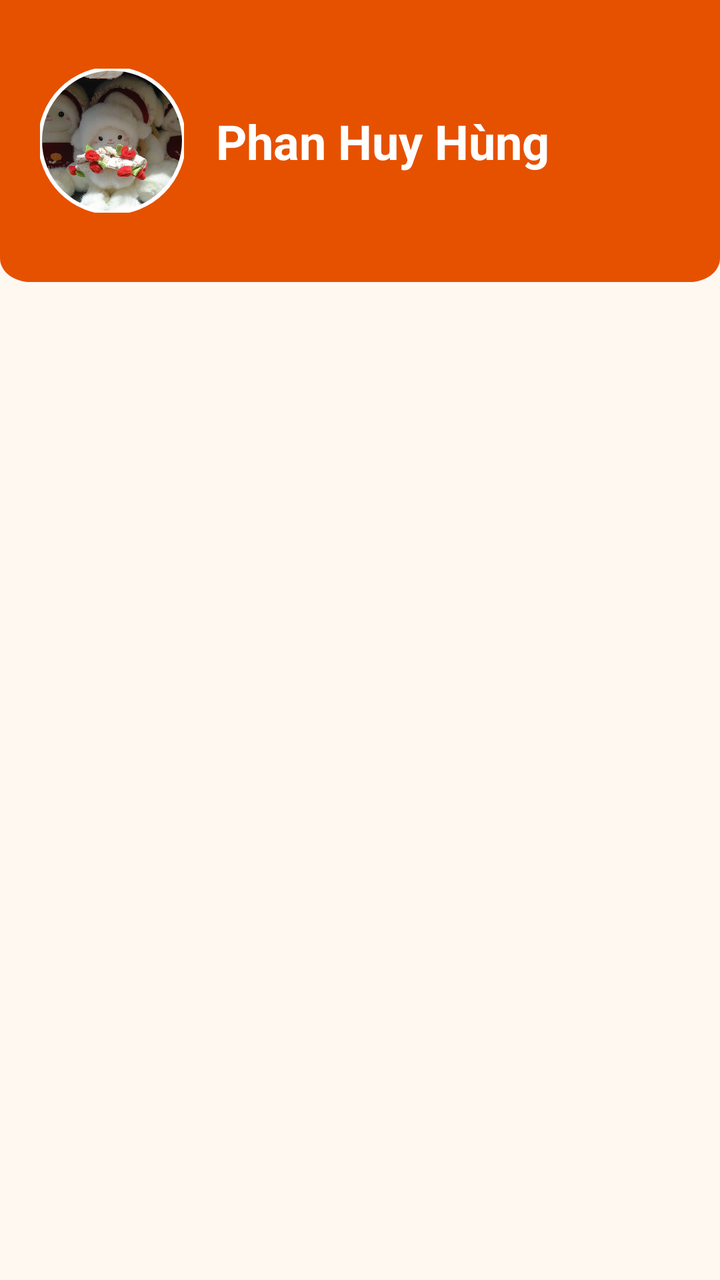
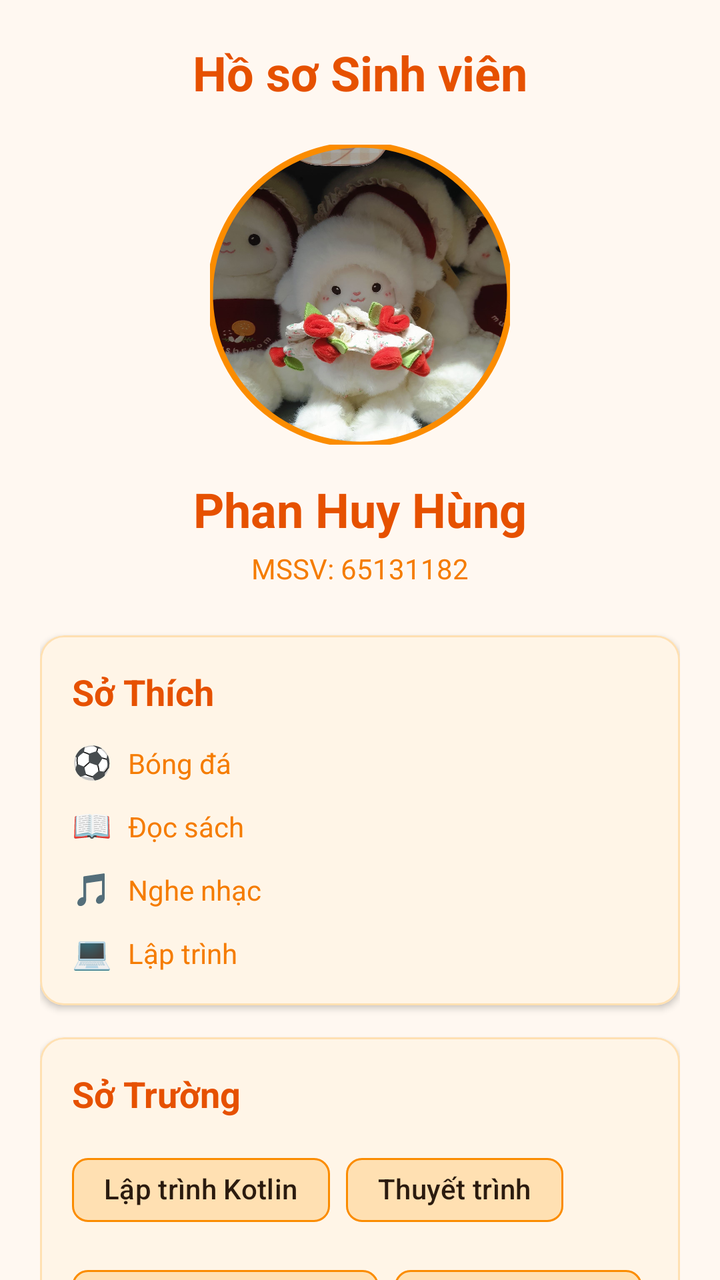

Compare the two renders of this Android layout. The source of the first and the diff that turns it into the second are given below.
<!-- AndroidManifest.xml: application theme Theme.KiemTraGK_65131182 -->
<!-- res/layout/fragment_bai4.xml -->
<?xml version="1.0" encoding="utf-8"?>
<LinearLayout xmlns:android="http://schemas.android.com/apk/res/android"
    xmlns:app="http://schemas.android.com/apk/res-auto"
    xmlns:tools="http://schemas.android.com/tools"
    android:layout_width="match_parent"
    android:layout_height="match_parent"
    android:background="@color/brand_background"
    android:orientation="vertical"
    tools:context=".Bai4Fragment">
    
    <FrameLayout
        android:layout_width="match_parent"
        android:layout_height="141dp"
        android:background="@drawable/background_orin">
        <LinearLayout
            android:layout_width="match_parent"
            android:layout_height="match_parent"
            android:gravity="bottom"
            android:orientation="horizontal"
            android:paddingStart="20dp"
            android:paddingEnd="20dp">
            <com.google.android.material.imageview.ShapeableImageView
                android:layout_width="72dp"
                android:layout_height="72dp"
                android:layout_gravity="center_vertical"
                android:contentDescription="Avatar"
                android:scaleType="centerCrop"
                android:src="@drawable/avata"
                app:shapeAppearanceOverlay="@style/CircleImageShapeAppearance"
                app:strokeColor="@color/white"
                app:strokeWidth="2dp" />
            <TextView
                android:layout_width="0dp"
                android:layout_height="wrap_content"
                android:layout_gravity="center_vertical"
                android:layout_marginStart="16dp"
                android:layout_weight="1"
                android:text="Phan Huy Hùng"
                android:textColor="@color/white"
                android:textSize="24sp"
                android:textStyle="bold" />
        </LinearLayout>
    </FrameLayout>
    
    <androidx.core.widget.NestedScrollView
        android:layout_width="match_parent"
        android:layout_height="0dp"
        android:layout_weight="1"
        android:fillViewport="true">
        <LinearLayout
            android:layout_width="match_parent"
            android:layout_height="wrap_content"
            android:orientation="vertical"
            android:padding="20dp">
            
        </LinearLayout>
    </androidx.core.widget.NestedScrollView>
</LinearLayout>
<!-- resources referenced by this layout -->
<resources>
  <color name="brand_background">#FFF8F1</color>
  <color name="white">#FFFFFFFF</color>
  <!-- drawable avata: jpg bitmap (drawable, 167840 bytes) -->
  <!-- drawable background_orin (drawable) -->
  <?xml version="1.0" encoding="utf-8"?>
  <vector xmlns:android="http://schemas.android.com/apk/res/android"
      android:width="375dp"
      android:height="190dp"
      android:viewportWidth="375"
      android:viewportHeight="190">
      <path
          android:fillColor="@color/orange_900"
          android:pathData="M0,0h375v174c0,8.84-7.16,16-16,16h-343c-8.84,0-16-7.16-16-16z"/>
  </vector>
  <style name="CircleImageShapeAppearance">
          <item name="cornerFamily">rounded</item>
          <item name="cornerSize">50%</item>
      </style>
  <style name="Theme.KiemTraGK_65131182" parent="Base.Theme.KiemTraGK_65131182" />
  <color name="orange_900">#E65100</color>
  <style name="Base.Theme.KiemTraGK_65131182" parent="Theme.Material3.DayNight.NoActionBar">
          <item name="colorPrimary">@color/orange_500</item>
          <item name="colorOnPrimary">@color/white</item>
          <item name="colorPrimaryContainer">@color/orange_100</item>
          <item name="colorOnPrimaryContainer">@color/orange_900</item>
  
          <item name="colorSecondary">@color/orange_700</item>
          <item name="colorOnSecondary">@color/white</item>
          <item name="colorSecondaryContainer">@color/orange_50</item>
          <item name="colorOnSecondaryContainer">@color/orange_900</item>
  
          <item name="colorTertiary">@color/orange_400</item>
          <item name="colorOnTertiary">@color/white</item>
  
          <item name="android:colorBackground">@color/brand_background</item>
          <item name="colorSurface">@color/brand_surface</item>
          <item name="colorOnSurface">@color/brand_on_background</item>
      </style>
  <color name="orange_500">#FF9800</color>
  <color name="orange_100">#FFE0B2</color>
  <color name="orange_700">#F57C00</color>
  <color name="orange_50">#FFF3E0</color>
  <color name="orange_400">#FFA726</color>
  <color name="brand_surface">#FFFDF9</color>
  <color name="brand_on_background">#2B1B0F</color>
</resources>

<!-- the commit's change to res/layout/fragment_bai4.xml (unified diff, before → after) -->
@@ -8,44 +8,9 @@
     android:orientation="vertical"
     tools:context=".Bai4Fragment">
     
-    <FrameLayout
-        android:layout_width="match_parent"
-        android:layout_height="141dp"
-        android:background="@drawable/background_orin">
-        <LinearLayout
-            android:layout_width="match_parent"
-            android:layout_height="match_parent"
-            android:gravity="bottom"
-            android:orientation="horizontal"
-            android:paddingStart="20dp"
-            android:paddingEnd="20dp">
-            <com.google.android.material.imageview.ShapeableImageView
-                android:layout_width="72dp"
-                android:layout_height="72dp"
-                android:layout_gravity="center_vertical"
-                android:contentDescription="Avatar"
-                android:scaleType="centerCrop"
-                android:src="@drawable/avata"
-                app:shapeAppearanceOverlay="@style/CircleImageShapeAppearance"
-                app:strokeColor="@color/white"
-                app:strokeWidth="2dp" />
-            <TextView
-                android:layout_width="0dp"
-                android:layout_height="wrap_content"
-                android:layout_gravity="center_vertical"
-                android:layout_marginStart="16dp"
-                android:layout_weight="1"
-                android:text="Phan Huy Hùng"
-                android:textColor="@color/white"
-                android:textSize="24sp"
-                android:textStyle="bold" />
-        </LinearLayout>
-    </FrameLayout>
-    
     <androidx.core.widget.NestedScrollView
         android:layout_width="match_parent"
-        android:layout_height="0dp"
-        android:layout_weight="1"
+        android:layout_height="match_parent"
         android:fillViewport="true">
         <LinearLayout
             android:layout_width="match_parent"
@@ -53,6 +18,216 @@
             android:orientation="vertical"
             android:padding="20dp">
             
+            <TextView
+                android:layout_width="match_parent"
+                android:layout_height="wrap_content"
+                android:text="Hồ sơ Sinh viên"
+                android:textSize="24sp"
+                android:textStyle="bold"
+                android:textColor="@color/orange_900"
+                android:gravity="center"
+                android:layout_marginBottom="20dp" />
+            
+            <com.google.android.material.imageview.ShapeableImageView
+                android:layout_width="150dp"
+                android:layout_height="150dp"
+                android:layout_gravity="center_horizontal"
+                android:contentDescription="Avatar"
+                android:scaleType="centerCrop"
+                android:src="@drawable/avata"
+                app:shapeAppearanceOverlay="@style/CircleImageShapeAppearance"
+                app:strokeColor="@color/orange_600"
+                app:strokeWidth="3dp"
+                android:layout_marginBottom="16dp" />
+            
+            <TextView
+                android:layout_width="match_parent"
+                android:layout_height="wrap_content"
+                android:text="Phan Huy Hùng"
+                android:textSize="24sp"
+                android:textStyle="bold"
+                android:textColor="@color/orange_900"
+                android:gravity="center"
+                android:layout_marginBottom="4dp" />
+            
+            <TextView
+                android:layout_width="match_parent"
+                android:layout_height="wrap_content"
+                android:text="MSSV: 65131182"
+                android:textSize="14sp"
+                android:textColor="@color/orange_700"
+                android:gravity="center"
+                android:layout_marginBottom="24dp" />
+            
+            <com.google.android.material.card.MaterialCardView
+                android:layout_width="match_parent"
+                android:layout_height="wrap_content"
+                android:layout_marginBottom="16dp"
+                app:cardCornerRadius="12dp"
+                app:cardBackgroundColor="@color/brand_surface"
+                app:cardElevation="2dp"
+                app:strokeColor="@color/orange_100"
+                app:strokeWidth="1dp">
+                <LinearLayout
+                    android:layout_width="match_parent"
+                    android:layout_height="wrap_content"
+                    android:orientation="vertical"
+                    android:padding="16dp">
+                    <TextView
+                        android:layout_width="match_parent"
+                        android:layout_height="wrap_content"
+                        android:text="Sở Thích"
+                        android:textSize="18sp"
+                        android:textStyle="bold"
+                        android:textColor="@color/orange_900"
+                        android:layout_marginBottom="12dp" />
+                    
+                    <LinearLayout
+                        android:layout_width="match_parent"
+                        android:layout_height="wrap_content"
+                        android:orientation="horizontal"
+                        android:layout_marginBottom="10dp">
+                        <TextView
+                            android:layout_width="wrap_content"
+                            android:layout_height="wrap_content"
+                            android:text="⚽"
+                            android:textSize="16sp"
+                            android:layout_marginEnd="8dp" />
+                        <TextView
+                            android:layout_width="wrap_content"
+                            android:layout_height="wrap_content"
+                            android:text="Bóng đá"
+                            android:textSize="14sp"
+                            android:textColor="@color/orange_700" />
+                    </LinearLayout>
+                    
+                    <LinearLayout
+                        android:layout_width="match_parent"
+                        android:layout_height="wrap_content"
+                        android:orientation="horizontal"
+                        android:layout_marginBottom="10dp">
+                        <TextView
+                            android:layout_width="wrap_content"
+                            android:layout_height="wrap_content"
+                            android:text="📖"
+                            android:textSize="16sp"
+                            android:layout_marginEnd="8dp" />
+                        <TextView
+                            android:layout_width="wrap_content"
+                            android:layout_height="wrap_content"
+                            android:text="Đọc sách"
+                            android:textSize="14sp"
+                            android:textColor="@color/orange_700" />
+                    </LinearLayout>
+                    
+                    <LinearLayout
+                        android:layout_width="match_parent"
+                        android:layout_height="wrap_content"
+                        android:orientation="horizontal"
+                        android:layout_marginBottom="10dp">
+                        <TextView
+                            android:layout_width="wrap_content"
+                            android:layout_height="wrap_content"
+                            android:text="🎵"
+                            android:textSize="16sp"
+                            android:layout_marginEnd="8dp" />
+                        <TextView
+                            android:layout_width="wrap_content"
+                            android:layout_height="wrap_content"
+                            android:text="Nghe nhạc"
+                            android:textSize="14sp"
+                            android:textColor="@color/orange_700" />
+                    </LinearLayout>
+                    
+                    <LinearLayout
+                        android:layout_width="match_parent"
+                        android:layout_height="wrap_content"
+                        android:orientation="horizontal">
+                        <TextView
+                            android:layout_width="wrap_content"
+                            android:layout_height="wrap_content"
+                            android:text="💻"
+                            android:textSize="16sp"
+                            android:layout_marginEnd="8dp" />
+                        <TextView
+                            android:layout_width="wrap_content"
+                            android:layout_height="wrap_content"
+                            android:text="Lập trình"
+                            android:textSize="14sp"
+                            android:textColor="@color/orange_700" />
+                    </LinearLayout>
+                </LinearLayout>
+            </com.google.android.material.card.MaterialCardView>
+            
+            <com.google.android.material.card.MaterialCardView
+                android:layout_width="match_parent"
+                android:layout_height="wrap_content"
+                app:cardCornerRadius="12dp"
+                app:cardBackgroundColor="@color/brand_surface"
+                app:cardElevation="2dp"
+                app:strokeColor="@color/orange_100"
+                app:strokeWidth="1dp">
+                <LinearLayout
+                    android:layout_width="match_parent"
+                    android:layout_height="wrap_content"
+                    android:orientation="vertical"
+                    android:padding="16dp">
+                    <TextView
+                        android:layout_width="match_parent"
+                        android:layout_height="wrap_content"
+                        android:text="Sở Trường"
+                        android:textSize="18sp"
+                        android:textStyle="bold"
+                        android:textColor="@color/orange_900"
+                        android:layout_marginBottom="12dp" />
+                    
+                    <com.google.android.material.chip.ChipGroup
+                        android:layout_width="match_parent"
+                        android:layout_height="wrap_content"
+                        app:singleLine="false">
+                        <com.google.android.material.chip.Chip
+                            android:layout_width="wrap_content"
+                            android:layout_height="wrap_content"
+                            android:text="Lập trình Kotlin"
+                            app:chipBackgroundColor="@color/orange_100"
+                            app:chipStrokeColor="@color/orange_600"
+                            app:chipStrokeWidth="1dp"
+                            android:checkable="false" />
+                        <com.google.android.material.chip.Chip
+                            android:layout_width="wrap_content"
+                            android:layout_height="wrap_content"
+                            android:text="Thuyết trình"
+                            app:chipBackgroundColor="@color/orange_100"
+                            app:chipStrokeColor="@color/orange_600"
+                            app:chipStrokeWidth="1dp"
+                            android:checkable="false" />
+                        <com.google.android.material.chip.Chip
+                            android:layout_width="wrap_content"
+                            android:layout_height="wrap_content"
+                            android:text="Giao tiếp tiếng Anh"
+                            app:chipBackgroundColor="@color/orange_100"
+                            app:chipStrokeColor="@color/orange_600"
+                            app:chipStrokeWidth="1dp"
+                            android:checkable="false" />
+                        <com.google.android.material.chip.Chip
+                            android:layout_width="wrap_content"
+                            android:layout_height="wrap_content"
+                            android:text="Thiết kế UI/UX"
+                            app:chipBackgroundColor="@color/orange_100"
+                            app:chipStrokeColor="@color/orange_600"
+                            app:chipStrokeWidth="1dp"
+                            android:checkable="false" />
+                        <com.google.android.material.chip.Chip
+                            android:layout_width="wrap_content"
+                            android:layout_height="wrap_content"
+                            android:text="Android Development"
+                            app:chipBackgroundColor="@color/orange_100"
+                            app:chipStrokeColor="@color/orange_600"
+                            app:chipStrokeWidth="1dp"
+                            android:checkable="false" />
+                    </com.google.android.material.chip.ChipGroup>
+                </LinearLayout>
+            </com.google.android.material.card.MaterialCardView>
         </LinearLayout>
     </androidx.core.widget.NestedScrollView>
 </LinearLayout>
<!-- resource entries referenced after the edit -->
@@ -3,17 +3,6 @@
   <color name="brand_background">#FFF8F1</color>
   <color name="white">#FFFFFFFF</color>
   <!-- drawable avata: jpg bitmap (drawable, 167840 bytes) -->
-  <!-- drawable background_orin (drawable) -->
-  <?xml version="1.0" encoding="utf-8"?>
-  <vector xmlns:android="http://schemas.android.com/apk/res/android"
-      android:width="375dp"
-      android:height="190dp"
-      android:viewportWidth="375"
-      android:viewportHeight="190">
-      <path
-          android:fillColor="@color/orange_900"
-          android:pathData="M0,0h375v174c0,8.84-7.16,16-16,16h-343c-8.84,0-16-7.16-16-16z"/>
-  </vector>
   <style name="CircleImageShapeAppearance">
           <item name="cornerFamily">rounded</item>
           <item name="cornerSize">50%</item>
@@ -40,6 +29,7 @@
       </style>
   <color name="orange_500">#FF9800</color>
   <color name="orange_100">#FFE0B2</color>
+  <color name="orange_600">#FB8C00</color>
   <color name="orange_700">#F57C00</color>
   <color name="orange_50">#FFF3E0</color>
   <color name="orange_400">#FFA726</color>
